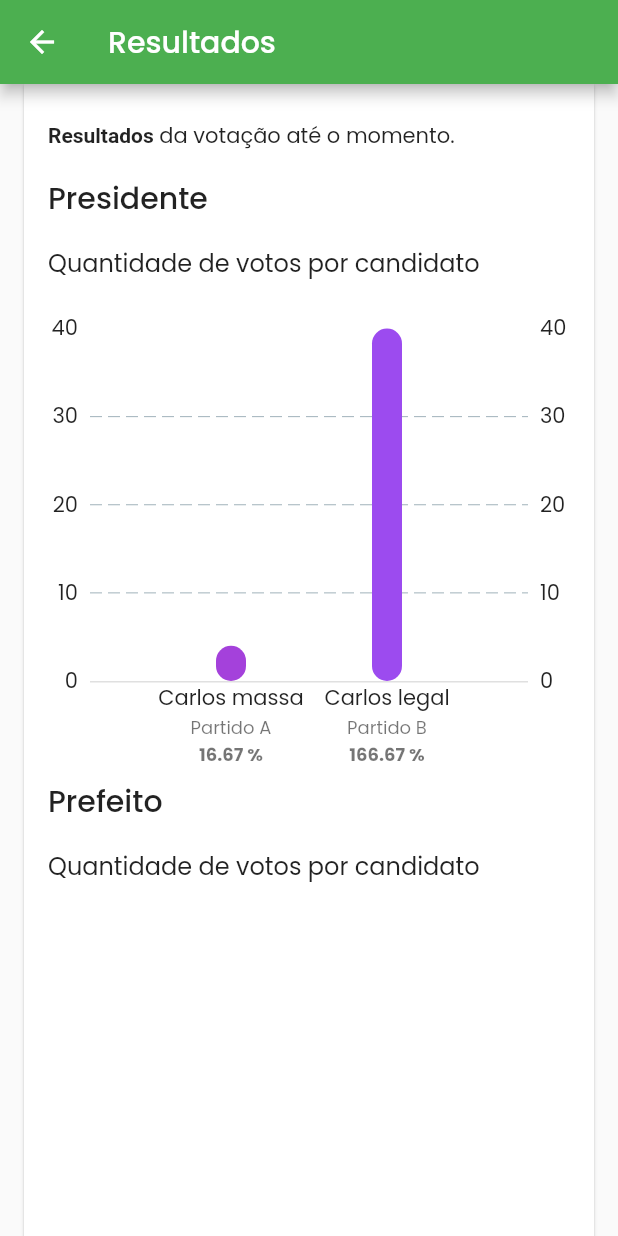
After one commit to LucasVinicius314/voting, a Flutter app: the screen it shows after launch, after a tap on "CONFERIR RESULTADOS", on a phone screen of 412 x 824 dp. The commit adds this screen. Run offline on Flutter 3.47's test engine with Material 2 defaults, Android fonts, the phone set to English and light mode, and no system bars; drawn by our look-alikes of fl_chart; our stand-ins replace flutter_bloc, geolocator, mask_text_input_formatter, share_plus; missing offline and left inert: http_interceptor, record.

Commit message:
Resultados

```diff
--- /dev/null
+++ b/client/lib/blocs/results/results_bloc.dart
@@ -0,0 +1,31 @@
+import 'package:flutter_bloc/flutter_bloc.dart';
+import 'package:voting/blocs/results/results_event.dart';
+import 'package:voting/blocs/results/results_state.dart';
+import 'package:voting/repositories/results_repository.dart';
+
+class ResultsBloc extends Bloc<ResultsEvent, ResultsState> {
+  ResultsBloc({
+    required this.resultsRepository,
+  }) : super(InitialResultsState()) {
+    on<GetResultsEvent>((event, emit) async {
+      try {
+        emit(GetResultsLoadingState());
+
+        final res = await resultsRepository.getResults();
+
+        if (res.presidentVoteResults != null && res.mayorVoteResults != null) {
+          emit(GetResultsDoneState(
+            mayorVoteResults: res.mayorVoteResults!,
+            presidentVoteResults: res.presidentVoteResults!,
+          ));
+        } else {
+          emit(GetResultsErrorState(message: 'Algo deu errado.'));
+        }
+      } catch (e) {
+        emit(GetResultsErrorState(message: e.toString()));
+      }
+    });
+  }
+
+  final ResultsRepository resultsRepository;
+}
--- /dev/null
+++ b/client/lib/blocs/results/results_event.dart
@@ -0,0 +1,3 @@
+class ResultsEvent {}
+
+class GetResultsEvent extends ResultsEvent {}
--- /dev/null
+++ b/client/lib/blocs/results/results_state.dart
@@ -0,0 +1,27 @@
+import 'package:voting/models/vote_results.dart';
+
+class ResultsState {}
+
+class InitialResultsState extends ResultsState {}
+
+// GetResults
+
+class GetResultsLoadingState extends ResultsState {}
+
+class GetResultsDoneState extends ResultsState {
+  GetResultsDoneState({
+    required this.presidentVoteResults,
+    required this.mayorVoteResults,
+  });
+
+  final VoteResults presidentVoteResults;
+  final VoteResults mayorVoteResults;
+}
+
+class GetResultsErrorState extends ResultsState {
+  GetResultsErrorState({
+    required this.message,
+  });
+
+  final String message;
+}
--- a/client/lib/core/app.dart
+++ b/client/lib/core/app.dart
@@ -4,6 +4,7 @@ import 'package:voting/core/bloc_providers.dart';
 import 'package:voting/core/repository_providers.dart';
 import 'package:voting/screens/home_screen.dart';
 import 'package:voting/screens/post_vote_screen.dart';
+import 'package:voting/screens/results_screen.dart';
 import 'package:voting/screens/vote_screen.dart';
 import 'package:voting/utils/constants.dart';
 
@@ -41,6 +42,7 @@ class App extends StatelessWidget {
           routes: {
             HomeScreen.route: (context) => const HomeScreen(),
             PostVoteScreen.route: (context) => const PostVoteScreen(),
+            ResultsScreen.route: (context) => const ResultsScreen(),
             VoteScreen.route: (context) => const VoteScreen(),
           },
         ),
--- a/client/lib/core/bloc_providers.dart
+++ b/client/lib/core/bloc_providers.dart
@@ -1,7 +1,9 @@
 import 'package:flutter/widgets.dart';
 import 'package:flutter_bloc/flutter_bloc.dart';
+import 'package:voting/blocs/results/results_bloc.dart';
 import 'package:voting/blocs/role/role_bloc.dart';
 import 'package:voting/blocs/vote/vote_bloc.dart';
+import 'package:voting/repositories/results_repository.dart';
 import 'package:voting/repositories/role_repository.dart';
 import 'package:voting/repositories/vote_repository.dart';
 
@@ -17,6 +19,12 @@ class BlocProviders extends StatelessWidget {
   Widget build(BuildContext context) {
     return MultiBlocProvider(
       providers: [
+        BlocProvider<ResultsBloc>(
+          create: (context) => ResultsBloc(
+            resultsRepository:
+                RepositoryProvider.of<ResultsRepository>(context),
+          ),
+        ),
         BlocProvider<RoleBloc>(
           create: (context) => RoleBloc(
             roleRepository: RepositoryProvider.of<RoleRepository>(context),
--- a/client/lib/core/repository_providers.dart
+++ b/client/lib/core/repository_providers.dart
@@ -1,5 +1,6 @@
 import 'package:flutter/widgets.dart';
 import 'package:flutter_bloc/flutter_bloc.dart';
+import 'package:voting/repositories/results_repository.dart';
 import 'package:voting/repositories/role_repository.dart';
 import 'package:voting/repositories/vote_repository.dart';
 
@@ -15,6 +16,9 @@ class RepositoryProviders extends StatelessWidget {
   Widget build(BuildContext context) {
     return MultiRepositoryProvider(
       providers: [
+        RepositoryProvider<ResultsRepository>(
+          create: (context) => MockResultsRepository(),
+        ),
         RepositoryProvider<RoleRepository>(
           create: (context) => MockRoleRepository(),
         ),
--- a/client/lib/models/candidate.dart
+++ b/client/lib/models/candidate.dart
@@ -1,4 +1,5 @@
 import 'package:json_annotation/json_annotation.dart';
+import 'package:voting/utils/parsing.dart';
 
 part 'candidate.g.dart';
 
@@ -9,10 +10,12 @@ class Candidate {
     required this.name,
   });
 
-  int? code;
-  String? name;
+  @JsonKey(fromJson: Parsing.parseInt)
+  int code;
+  @JsonKey(fromJson: Parsing.parseString)
+  String name;
 
-  String get getCode => (code ?? 0).toStringAsFixed(0).padLeft(3, '0');
+  String get getCode => code.toStringAsFixed(0).padLeft(3, '0');
 
   factory Candidate.fromJson(Map<String, dynamic> json) =>
       _$CandidateFromJson(json);
--- a/client/lib/models/party.dart
+++ b/client/lib/models/party.dart
@@ -1,5 +1,6 @@
 import 'package:json_annotation/json_annotation.dart';
 import 'package:voting/models/candidate.dart';
+import 'package:voting/utils/parsing.dart';
 
 part 'party.g.dart';
 
@@ -11,8 +12,10 @@ class Party {
     required this.candidates,
   });
 
-  String? acronym;
-  String? name;
+  @JsonKey(fromJson: Parsing.parseString)
+  String acronym;
+  @JsonKey(fromJson: Parsing.parseString)
+  String name;
   List<Candidate>? candidates;
 
   factory Party.fromJson(Map<String, dynamic> json) => _$PartyFromJson(json);
--- /dev/null
+++ b/client/lib/models/responses/get_results_response.dart
@@ -0,0 +1,20 @@
+import 'package:json_annotation/json_annotation.dart';
+import 'package:voting/models/vote_results.dart';
+
+part 'get_results_response.g.dart';
+
+@JsonSerializable(fieldRename: FieldRename.none, explicitToJson: true)
+class GetResultsResponse {
+  GetResultsResponse({
+    required this.presidentVoteResults,
+    required this.mayorVoteResults,
+  });
+
+  final VoteResults? presidentVoteResults;
+  final VoteResults? mayorVoteResults;
+
+  factory GetResultsResponse.fromJson(Map<String, dynamic> json) =>
+      _$GetResultsResponseFromJson(json);
+
+  Map<String, dynamic> toJson() => _$GetResultsResponseToJson(this);
+}
--- /dev/null
+++ b/client/lib/models/result.dart
@@ -0,0 +1,24 @@
+import 'package:json_annotation/json_annotation.dart';
+import 'package:voting/utils/parsing.dart';
+
+part 'result.g.dart';
+
+@JsonSerializable(fieldRename: FieldRename.none, explicitToJson: true)
+class Result {
+  Result({
+    required this.primaryLabel,
+    required this.secondaryLabel,
+    required this.value,
+  });
+
+  @JsonKey(fromJson: Parsing.parseString)
+  String primaryLabel;
+  @JsonKey(fromJson: Parsing.parseString)
+  String secondaryLabel;
+  @JsonKey(fromJson: Parsing.parseDouble)
+  double value;
+
+  factory Result.fromJson(Map<String, dynamic> json) => _$ResultFromJson(json);
+
+  Map<String, dynamic> toJson() => _$ResultToJson(this);
+}
--- /dev/null
+++ b/client/lib/models/vote_results.dart
@@ -0,0 +1,28 @@
+import 'package:json_annotation/json_annotation.dart';
+import 'package:voting/models/result.dart';
+import 'package:voting/utils/parsing.dart';
+
+part 'vote_results.g.dart';
+
+@JsonSerializable(fieldRename: FieldRename.none, explicitToJson: true)
+class VoteResults {
+  VoteResults({
+    required this.voteCount,
+    required this.votesByCandidate,
+    required this.votesByParty,
+    required this.votesByAge,
+    required this.votesByGender,
+  });
+
+  @JsonKey(fromJson: Parsing.parseInt)
+  int voteCount;
+  List<Result>? votesByCandidate;
+  List<Result>? votesByParty;
+  List<Result>? votesByAge;
+  List<Result>? votesByGender;
+
+  factory VoteResults.fromJson(Map<String, dynamic> json) =>
+      _$VoteResultsFromJson(json);
+
+  Map<String, dynamic> toJson() => _$VoteResultsToJson(this);
+}
--- /dev/null
+++ b/client/lib/repositories/results_repository.dart
@@ -0,0 +1,90 @@
+import 'package:voting/models/responses/get_results_response.dart';
+import 'package:voting/models/result.dart';
+import 'package:voting/models/vote_results.dart';
+import 'package:voting/utils/api.dart';
+
+abstract class ResultsRepository {
+  Future<GetResultsResponse> getResults();
+}
+
+class ApiResultsRepository extends ResultsRepository {
+  ApiResultsRepository({required this.api});
+
+  final Api api;
+
+  @override
+  Future<GetResultsResponse> getResults() async {
+    // TODO: implement
+
+    final req = api.get(
+      path: '/...',
+    );
+
+    return GetResultsResponse.fromJson(await req);
+  }
+}
+
+class MockResultsRepository extends ResultsRepository {
+  @override
+  Future<GetResultsResponse> getResults() async {
+    await Future.delayed(const Duration(seconds: 1));
+
+    return GetResultsResponse(
+      mayorVoteResults: VoteResults(
+        voteCount: 24,
+        votesByCandidate: [],
+        votesByParty: [],
+        votesByAge: [],
+        votesByGender: [],
+      ),
+      presidentVoteResults: VoteResults(
+        voteCount: 24,
+        votesByCandidate: [
+          Result(
+            primaryLabel: 'Carlos massa',
+            secondaryLabel: 'Partido A',
+            value: 4,
+          ),
+          Result(
+            primaryLabel: 'Carlos legal',
+            secondaryLabel: 'Partido B',
+            value: 40,
+          ),
+          Result(
+            primaryLabel: 'Vanessa',
+            secondaryLabel: 'Partido B',
+            value: 26,
+          ),
+          Result(
+            primaryLabel: 'Vandelei',
+            secondaryLabel: 'Partido C',
+            value: 10,
+          ),
+          Result(
+            primaryLabel: 'Caio',
+            secondaryLabel: 'Partido C',
+            value: 14,
+          ),
+          Result(
+            primaryLabel: 'Fred',
+            secondaryLabel: 'Partido A',
+            value: 34,
+          ),
+          Result(
+            primaryLabel: 'marcos',
+            secondaryLabel: 'Partido A',
+            value: 34,
+          ),
+          Result(
+            primaryLabel: 'Caique',
+            secondaryLabel: 'Partido A',
+            value: 34,
+          ),
+        ],
+        votesByParty: [],
+        votesByAge: [],
+        votesByGender: [],
+      ),
+    );
+  }
+}
--- a/client/lib/screens/home_screen.dart
+++ b/client/lib/screens/home_screen.dart
@@ -1,4 +1,5 @@
 import 'package:flutter/material.dart';
+import 'package:voting/screens/results_screen.dart';
 import 'package:voting/screens/vote_screen.dart';
 import 'package:voting/utils/constants.dart';
 
@@ -47,14 +48,14 @@ class HomeScreen extends StatelessWidget {
             crossAxisAlignment: CrossAxisAlignment.center,
             children: [
               Expanded(
-                child: Tooltip(
-                  message: 'Em breve',
-                  child: ElevatedButton(
-                    style:
-                        ElevatedButton.styleFrom(backgroundColor: Colors.blue),
-                    onPressed: null,
-                    child: const Text('CONFERIR RESULTADOS'),
+                child: ElevatedButton(
+                  style: ElevatedButton.styleFrom(
+                    backgroundColor: Colors.blue,
                   ),
+                  onPressed: () async {
+                    await Navigator.of(context).pushNamed(ResultsScreen.route);
+                  },
+                  child: const Text('CONFERIR RESULTADOS'),
                 ),
               ),
               const SizedBox(width: 16),
--- /dev/null
+++ b/client/lib/screens/results_screen.dart
@@ -0,0 +1,247 @@
+import 'dart:math';
+
+import 'package:fl_chart/fl_chart.dart';
+import 'package:flutter/foundation.dart';
+import 'package:flutter/material.dart';
+import 'package:flutter_bloc/flutter_bloc.dart';
+import 'package:voting/blocs/results/results_bloc.dart';
+import 'package:voting/blocs/results/results_event.dart';
+import 'package:voting/blocs/results/results_state.dart';
+import 'package:voting/models/result.dart';
+import 'package:voting/models/vote_results.dart';
+import 'package:voting/widgets/loading_indicator.dart';
+
+class ResultsScreen extends StatefulWidget {
+  const ResultsScreen({super.key});
+
+  static const route = '/results';
+
+  @override
+  State<ResultsScreen> createState() => _ResultsScreenState();
+}
+
+class _ResultsScreenState extends State<ResultsScreen> {
+  Widget _getBarChart({
+    required int voteCount,
+    required double columnCount,
+    required List<Result> votesByCandidate,
+    required Map<String, Color> partyColors,
+  }) {
+    return BarChart(
+      BarChartData(
+        barGroups: List.generate(
+          clampDouble(
+            votesByCandidate.length.toDouble(),
+            0,
+            columnCount,
+          ).toInt(),
+          (index) {
+            final vote = votesByCandidate[index];
+
+            return BarChartGroupData(
+              x: index,
+              barRods: [
+                BarChartRodData(
+                  toY: vote.value,
+                  color: partyColors[vote.secondaryLabel],
+                  width: 20,
+                ),
+              ],
+            );
+          },
+        ),
+        barTouchData: BarTouchData(
+          touchTooltipData: BarTouchTooltipData(
+            tooltipBgColor: Theme.of(context).scaffoldBackgroundColor,
+          ),
+        ),
+        borderData: FlBorderData(
+          border: Border(
+            bottom: BorderSide(color: Theme.of(context).dividerColor),
+          ),
+        ),
+        gridData: const FlGridData(drawVerticalLine: false),
+        titlesData: FlTitlesData(
+          topTitles: const AxisTitles(),
+          bottomTitles: AxisTitles(
+            sideTitles: SideTitles(
+              showTitles: true,
+              reservedSize: 64,
+              getTitlesWidget: (value, meta) {
+                final vote = votesByCandidate[value.toInt()];
+
+                return Column(
+                  crossAxisAlignment: CrossAxisAlignment.center,
+                  children: [
+                    Text(
+                      vote.primaryLabel,
+                      textAlign: TextAlign.center,
+                    ),
+                    Text(
+                      vote.secondaryLabel,
+                      textAlign: TextAlign.center,
+                      style: Theme.of(context).textTheme.bodySmall,
+                    ),
+                    Text(
+                      '${(100 * vote.value / voteCount).toStringAsFixed(2)} %',
+                      textAlign: TextAlign.center,
+                      style: Theme.of(context)
+                          .textTheme
+                          .bodySmall
+                          ?.copyWith(fontWeight: FontWeight.bold),
+                    ),
+                  ],
+                );
+              },
+            ),
+          ),
+        ),
+      ),
+    );
+  }
+
+  Widget _getContent({required GetResultsDoneState state}) {
+    return SingleChildScrollView(
+      child: Column(
+        crossAxisAlignment: CrossAxisAlignment.stretch,
+        children: [
+          Padding(
+            padding: const EdgeInsets.only(
+              top: 24,
+              left: 16,
+              right: 16,
+              bottom: 16,
+            ),
+            child: RichText(
+              text: TextSpan(
+                children: const [
+                  TextSpan(
+                    text: 'Resultados',
+                    style: TextStyle(fontWeight: FontWeight.bold),
+                  ),
+                  TextSpan(text: ' da votação até o momento.'),
+                ],
+                style: Theme.of(context).textTheme.bodyMedium,
+              ),
+            ),
+          ),
+          Column(
+            crossAxisAlignment: CrossAxisAlignment.stretch,
+            children: [
+              _getSection(
+                title: 'Presidente',
+                voteResults: state.presidentVoteResults,
+              ),
+              _getSection(
+                title: 'Prefeito',
+                voteResults: state.mayorVoteResults,
+              ),
+            ],
+          ),
+        ],
+      ),
+    );
+  }
+
+  Widget _getSection({
+    required String title,
+    required VoteResults voteResults,
+  }) {
+    final votesByCandidate = voteResults.votesByCandidate ?? [];
+
+    final partyColors = <String, Color>{};
+
+    final random = Random();
+
+    for (var vote in votesByCandidate) {
+      if (!partyColors.containsKey(vote.secondaryLabel)) {
+        partyColors[vote.secondaryLabel] =
+            Color(0xff888888 + random.nextInt(0x555555));
+      }
+    }
+
+    return Column(
+      crossAxisAlignment: CrossAxisAlignment.stretch,
+      children: [
+        Padding(
+          padding: const EdgeInsets.symmetric(horizontal: 16),
+          child: Text(
+            title,
+            style: Theme.of(context).textTheme.titleLarge,
+          ),
+        ),
+        const SizedBox(height: 16),
+        Padding(
+          padding: const EdgeInsets.symmetric(horizontal: 16),
+          child: Text(
+            'Quantidade de votos por candidato',
+            style: Theme.of(context).textTheme.titleMedium,
+          ),
+        ),
+        const SizedBox(height: 32),
+        SizedBox(
+          height: 300,
+          child: LayoutBuilder(
+            builder: (context, constraints) {
+              return _getBarChart(
+                partyColors: partyColors,
+                voteCount: voteResults.voteCount,
+                votesByCandidate: votesByCandidate,
+                columnCount: constraints.maxWidth / 160,
+              );
+            },
+          ),
+        ),
+      ],
+    );
+  }
+
+  @override
+  void initState() {
+    super.initState();
+
+    Future(() {
+      BlocProvider.of<ResultsBloc>(context).add(GetResultsEvent());
+    });
+  }
+
+  @override
+  Widget build(BuildContext context) {
+    return Scaffold(
+      appBar: AppBar(title: const Text('Resultados')),
+      body: Align(
+        alignment: Alignment.topCenter,
+        child: ConstrainedBox(
+          constraints: const BoxConstraints(maxWidth: 1200),
+          child: Card(
+            margin: const EdgeInsets.symmetric(horizontal: 16),
+            shape: const RoundedRectangleBorder(
+              borderRadius: BorderRadius.zero,
+            ),
+            child: BlocBuilder<ResultsBloc, ResultsState>(
+              builder: (context, state) {
+                if (state is GetResultsErrorState) {
+                  return Padding(
+                    padding: const EdgeInsets.all(16),
+                    child: Center(
+                      child: Text(state.message, textAlign: TextAlign.center),
+                    ),
+                  );
+                }
+
+                if (state is GetResultsDoneState) {
+                  return _getContent(state: state);
+                }
+
+                return const Padding(
+                  padding: EdgeInsets.all(16),
+                  child: LoadingIndicator(),
+                );
+              },
+            ),
+          ),
+        ),
+      ),
+    );
+  }
+}
--- a/client/lib/screens/vote_screen.dart
+++ b/client/lib/screens/vote_screen.dart
@@ -326,13 +326,13 @@ class _VoteScreenState extends State<VoteScreen> {
                       ),
                       const SizedBox(height: 8),
                       Text(
-                        '${candidate.getCode} - ${candidate.name ?? ''} (${party.acronym ?? ''})',
+                        '${candidate.getCode} - ${candidate.name} (${party.acronym})',
                         style: Theme.of(context)
                             .textTheme
                             .bodyLarge
                             ?.copyWith(fontWeight: FontWeight.bold),
                       ),
-                      Text(party.name ?? ''),
+                      Text(party.name),
                     ],
                   ),
                 ),
@@ -343,13 +343,13 @@ class _VoteScreenState extends State<VoteScreen> {
         ...parties.map((e) {
           return ExpansionTile(
             expandedCrossAxisAlignment: CrossAxisAlignment.stretch,
-            title: Text(e.name ?? ''),
-            subtitle: Text(e.acronym ?? ''),
+            title: Text(e.name),
+            subtitle: Text(e.acronym),
             children: (e.candidates ?? []).map((e2) {
               return RadioListTile<Candidate>(
                 value: e2,
                 groupValue: candidate,
-                title: Text(e2.name ?? ''),
+                title: Text(e2.name),
                 subtitle: Text(e2.getCode),
                 onChanged: (value) {
                   onChanged(e2, e);
--- /dev/null
+++ b/client/lib/utils/parsing.dart
@@ -0,0 +1,25 @@
+class Parsing {
+  static double parseDouble(dynamic value) {
+    if (value is double) {
+      return value;
+    }
+
+    return double.tryParse(value.toString()) ?? 0;
+  }
+
+  static int parseInt(dynamic value) {
+    if (value is int) {
+      return value;
+    }
+
+    return int.tryParse(value.toString()) ?? 0;
+  }
+
+  static String parseString(dynamic value) {
+    if (value is String) {
+      return value;
+    }
+
+    return '';
+  }
+}
--- a/client/pubspec.yaml
+++ b/client/pubspec.yaml
@@ -25,6 +25,7 @@ dependencies:
   record: ^4.4.4
   share_plus: ^7.0.2
   path_provider: ^2.0.15
+  fl_chart: ^0.63.0
 
 dev_dependencies:
   flutter_test:
```
Also changed, not shown: client/lib/models/candidate.g.dart, client/lib/models/party.g.dart, client/lib/models/responses/get_results_response.g.dart (added), client/lib/models/result.g.dart (added), client/lib/models/vote_results.g.dart (added), client/pubspec.lock.
